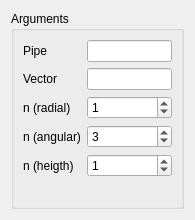
First picture: the form in src/HEXABLOCKGUI/MakePipe_QTD.ui, repository SalomePlatform/hexablock, before the edit.
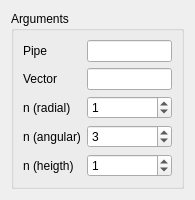
Second picture: the form after the edit.

Patch:
```diff
--- a/src/HEXABLOCKGUI/MakePipe_QTD.ui
+++ b/src/HEXABLOCKGUI/MakePipe_QTD.ui
@@ -7,7 +7,7 @@
     <x>0</x>
     <y>0</y>
     <width>195</width>
-    <height>220</height>
+    <height>196</height>
    </rect>
   </property>
   <property name="sizePolicy">
@@ -38,9 +38,6 @@
       <string>Arguments</string>
      </property>
      <layout class="QFormLayout" name="formLayout">
-      <property name="fieldGrowthPolicy">
-       <enum>QFormLayout::ExpandingFieldsGrow</enum>
-      </property>
       <item row="0" column="0">
        <widget class="QLabel" name="label">
         <property name="text">
```
Left out of the diff: 53 changed lines with no effect on the pictures.
